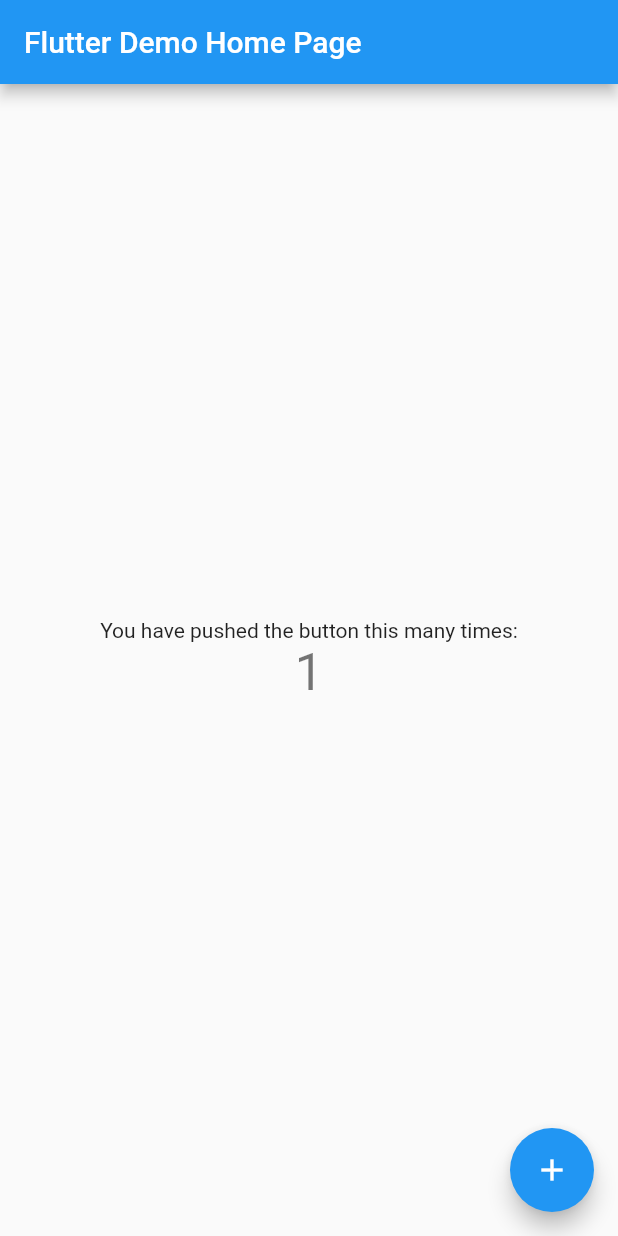
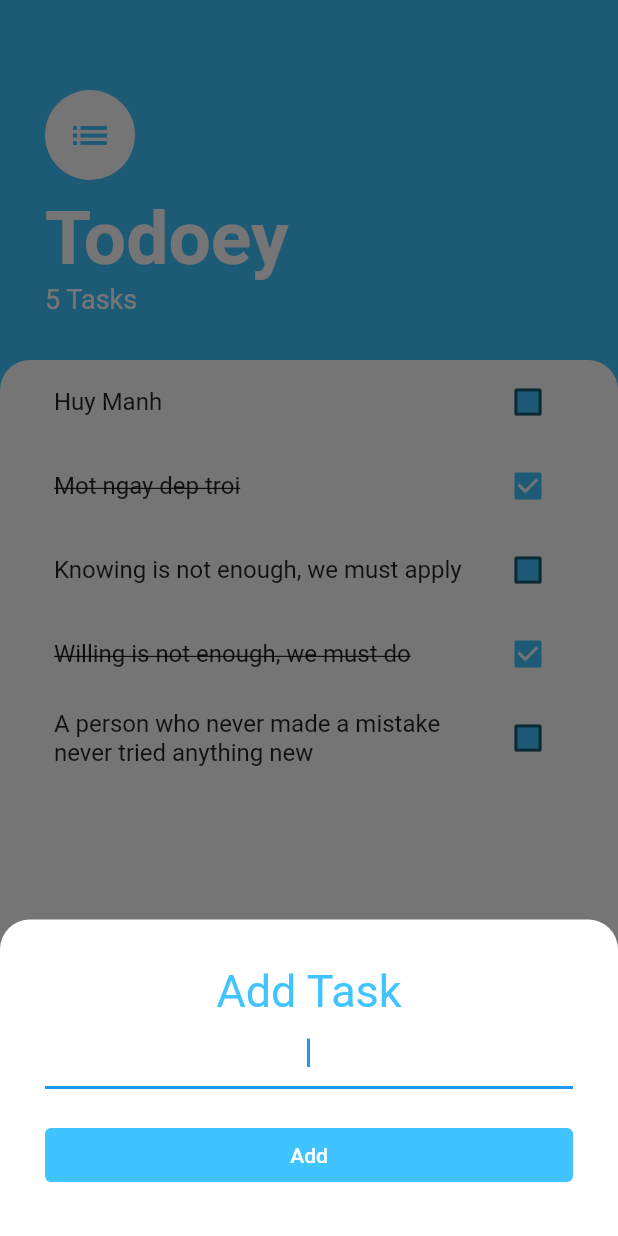
Before and after one commit to inuyashaaa/flutter-todo-provider, a Flutter app: the screen it shows after launch, after a tap on the "add" icon, on a phone screen of 412 x 824 dp. Run offline on Flutter 3.47's test engine with Material 2 defaults, Android fonts, the phone set to English and light mode, and no system bars.

Commit message:
Done project

```diff
--- a/lib/main.dart
+++ b/lib/main.dart
@@ -1,113 +1,20 @@
 import 'package:flutter/material.dart';
+import 'package:provider/provider.dart';
 
-void main() {
-  runApp(MyApp());
-}
+import './models/task_data.dart';
+import './screens/tasks_screen.dart';
+
+void main() => runApp(MyApp());
 
 class MyApp extends StatelessWidget {
-  // This widget is the root of your application.
   @override
   Widget build(BuildContext context) {
-    return MaterialApp(
-      title: 'Flutter Demo',
-      theme: ThemeData(
-        // This is the theme of your application.
-        //
-        // Try running your application with "flutter run". You'll see the
-        // application has a blue toolbar. Then, without quitting the app, try
-        // changing the primarySwatch below to Colors.green and then invoke
-        // "hot reload" (press "r" in the console where you ran "flutter run",
-        // or simply save your changes to "hot reload" in a Flutter IDE).
-        // Notice that the counter didn't reset back to zero; the application
-        // is not restarted.
-        primarySwatch: Colors.blue,
+    return ChangeNotifierProvider(
+      create: (context) => TaskData(),
+      child: MaterialApp(
+        debugShowCheckedModeBanner: false,
+        home: TasksScreen(),
       ),
-      home: MyHomePage(title: 'Flutter Demo Home Page'),
     );
   }
 }
-
-class MyHomePage extends StatefulWidget {
-  MyHomePage({Key key, this.title}) : super(key: key);
-
-  // This widget is the home page of your application. It is stateful, meaning
-  // that it has a State object (defined below) that contains fields that affect
-  // how it looks.
-
-  // This class is the configuration for the state. It holds the values (in this
-  // case the title) provided by the parent (in this case the App widget) and
-  // used by the build method of the State. Fields in a Widget subclass are
-  // always marked "final".
-
-  final String title;
-
-  @override
-  _MyHomePageState createState() => _MyHomePageState();
-}
-
-class _MyHomePageState extends State<MyHomePage> {
-  int _counter = 0;
-
-  void _incrementCounter() {
-    setState(() {
-      // This call to setState tells the Flutter framework that something has
-      // changed in this State, which causes it to rerun the build method below
-      // so that the display can reflect the updated values. If we changed
-      // _counter without calling setState(), then the build method would not be
-      // called again, and so nothing would appear to happen.
-      _counter++;
-    });
-  }
-
-  @override
-  Widget build(BuildContext context) {
-    // This method is rerun every time setState is called, for instance as done
-    // by the _incrementCounter method above.
-    //
-    // The Flutter framework has been optimized to make rerunning build methods
-    // fast, so that you can just rebuild anything that needs updating rather
-    // than having to individually change instances of widgets.
-    return Scaffold(
-      appBar: AppBar(
-        // Here we take the value from the MyHomePage object that was created by
-        // the App.build method, and use it to set our appbar title.
-        title: Text(widget.title),
-      ),
-      body: Center(
-        // Center is a layout widget. It takes a single child and positions it
-        // in the middle of the parent.
-        child: Column(
-          // Column is also a layout widget. It takes a list of children and
-          // arranges them vertically. By default, it sizes itself to fit its
-          // children horizontally, and tries to be as tall as its parent.
-          //
-          // Invoke "debug painting" (press "p" in the console, choose the
-          // "Toggle Debug Paint" action from the Flutter Inspector in Android
-          // Studio, or the "Toggle Debug Paint" command in Visual Studio Code)
-          // to see the wireframe for each widget.
-          //
-          // Column has various properties to control how it sizes itself and
-          // how it positions its children. Here we use mainAxisAlignment to
-          // center the children vertically; the main axis here is the vertical
-          // axis because Columns are vertical (the cross axis would be
-          // horizontal).
-          mainAxisAlignment: MainAxisAlignment.center,
-          children: <Widget>[
-            Text(
-              'You have pushed the button this many times:',
-            ),
-            Text(
-              '$_counter',
-              style: Theme.of(context).textTheme.headline4,
-            ),
-          ],
-        ),
-      ),
-      floatingActionButton: FloatingActionButton(
-        onPressed: _incrementCounter,
-        tooltip: 'Increment',
-        child: Icon(Icons.add),
-      ), // This trailing comma makes auto-formatting nicer for build methods.
-    );
-  }
-}
--- /dev/null
+++ b/lib/models/task.dart
@@ -0,0 +1,10 @@
+class Task {
+  final String name;
+  bool isDone;
+
+  Task({this.name, this.isDone = false});
+
+  void toggleDone() {
+    isDone = !isDone;
+  }
+}
--- /dev/null
+++ b/lib/models/task_data.dart
@@ -0,0 +1,38 @@
+import 'dart:collection';
+
+import 'package:flutter/material.dart';
+import './task.dart';
+
+class TaskData extends ChangeNotifier {
+  List<Task> _tasks = [
+    Task(name: 'Huy Manh', isDone: false),
+    Task(name: 'Mot ngay dep troi', isDone: true),
+    Task(name: 'Knowing is not enough, we must apply', isDone: false),
+    Task(name: 'Willing is not enough, we must do', isDone: true),
+    Task(name: 'A person who never made a mistake never tried anything new', isDone: false),
+  ];
+
+  UnmodifiableListView<Task> get tasks {
+    return UnmodifiableListView(_tasks);
+  }
+
+  int get taskCount {
+    return _tasks.length;
+  }
+
+  void addTask(String newTaskTitle) {
+    final task = Task(name: newTaskTitle, isDone: false);
+    _tasks.add(task);
+    notifyListeners();
+  }
+
+  void updateTask(Task task) {
+    task.toggleDone();
+    notifyListeners();
+  }
+
+  void deleteTask(Task task) {
+    _tasks.remove(task);
+    notifyListeners();
+  }
+}
--- /dev/null
+++ b/lib/screens/add_task_screen.dart
@@ -0,0 +1,60 @@
+import 'package:flutter/material.dart';
+import 'package:provider/provider.dart';
+import 'package:todo/models/task_data.dart';
+
+class AddTaskScreen extends StatelessWidget {
+  final TextEditingController _controller = TextEditingController();
+  @override
+  Widget build(BuildContext context) {
+    return Container(
+      decoration: BoxDecoration(
+        borderRadius: BorderRadius.only(
+          topLeft: Radius.circular(20.0),
+          topRight: Radius.circular(20.0),
+        ),
+        color: Colors.white,
+      ),
+      padding: EdgeInsets.all(30.0),
+      child: Column(
+        crossAxisAlignment: CrossAxisAlignment.stretch,
+        children: [
+          Text(
+            'Add Task',
+            textAlign: TextAlign.center,
+            style: TextStyle(
+              fontSize: 30.0,
+              color: Colors.lightBlueAccent,
+            ),
+          ),
+          TextField(
+            controller: _controller,
+            textAlign: TextAlign.center,
+            autofocus: true,
+            onChanged: (text) {},
+          ),
+          SizedBox(
+            height: 20.0,
+          ),
+          TextButton(
+            onPressed: () {
+              print(_controller.text);
+              final String newText = _controller.text;
+              if (newText != null) {
+                Provider.of<TaskData>(context, listen: false).addTask(newText);
+                _controller.clear();
+                Navigator.pop(context);
+              }
+            },
+            child: Text(
+              'Add',
+              style: TextStyle(color: Colors.white),
+            ),
+            style: ButtonStyle(
+              backgroundColor: MaterialStateProperty.all(Colors.lightBlueAccent),
+            ),
+          ),
+        ],
+      ),
+    );
+  }
+}
--- /dev/null
+++ b/lib/screens/tasks_screen.dart
@@ -0,0 +1,75 @@
+import 'package:flutter/material.dart';
+import 'package:provider/provider.dart';
+import 'package:todo/models/task_data.dart';
+import '../screens/add_task_screen.dart';
+import '../widgets/tasks_list.dart';
+
+class TasksScreen extends StatelessWidget {
+  @override
+  Widget build(BuildContext context) {
+    return Scaffold(
+      backgroundColor: Colors.lightBlueAccent,
+      floatingActionButton: FloatingActionButton(
+        onPressed: () {
+          showModalBottomSheet(
+            context: context,
+            builder: (context) => SingleChildScrollView(
+              child: Container(
+                // padding: EdgeInsets.only(bottom: MediaQuery.of(context).viewInsets.bottom),
+                child: AddTaskScreen(),
+              ),
+            ),
+            // isScrollControlled: true,
+            backgroundColor: Colors.transparent,
+          );
+        },
+        backgroundColor: Colors.lightBlueAccent,
+        child: Icon(Icons.add),
+      ),
+      body: Column(
+        crossAxisAlignment: CrossAxisAlignment.start,
+        children: [
+          Container(
+            padding: EdgeInsets.only(top: 60.0, left: 30.0, right: 30.0, bottom: 30.0),
+            child: Column(
+              crossAxisAlignment: CrossAxisAlignment.start,
+              children: [
+                CircleAvatar(
+                  child: Icon(
+                    Icons.list,
+                    color: Colors.lightBlueAccent,
+                    size: 30.0,
+                  ),
+                  backgroundColor: Colors.white,
+                  radius: 30.0,
+                ),
+                SizedBox(height: 10.0),
+                Text(
+                  'Todoey',
+                  style: TextStyle(color: Colors.white, fontSize: 50.0, fontWeight: FontWeight.w700),
+                ),
+                Text(
+                  '${Provider.of<TaskData>(context).taskCount} Tasks',
+                  style: TextStyle(color: Colors.white, fontSize: 18.0),
+                ),
+              ],
+            ),
+          ),
+          Expanded(
+            child: Container(
+              padding: EdgeInsets.symmetric(horizontal: 20.0),
+              decoration: BoxDecoration(
+                color: Colors.white,
+                borderRadius: BorderRadius.only(
+                  topLeft: Radius.circular(20.0),
+                  topRight: Radius.circular(20.0),
+                ),
+              ),
+              child: TasksList(),
+            ),
+          )
+        ],
+      ),
+    );
+  }
+}
--- /dev/null
+++ b/lib/widgets/task_tile.dart
@@ -0,0 +1,27 @@
+import 'package:flutter/material.dart';
+
+class TaskTile extends StatelessWidget {
+  final bool isChecked;
+  final String title;
+  final Function checkboxCallback;
+  final Function longPressCallback;
+
+  TaskTile({this.title, this.isChecked, this.checkboxCallback, this.longPressCallback});
+
+  @override
+  Widget build(BuildContext context) {
+    return ListTile(
+      onLongPress: longPressCallback,
+      title: Text(
+        title,
+        style: TextStyle(decoration: isChecked ? TextDecoration.lineThrough : TextDecoration.none),
+      ),
+      trailing: Checkbox(
+        activeColor: Colors.lightBlueAccent,
+        fillColor: MaterialStateProperty.all(Colors.lightBlueAccent),
+        value: isChecked,
+        onChanged: checkboxCallback,
+      ),
+    );
+  }
+}
--- /dev/null
+++ b/lib/widgets/tasks_list.dart
@@ -0,0 +1,30 @@
+import 'package:flutter/material.dart';
+import 'package:provider/provider.dart';
+import 'package:todo/models/task_data.dart';
+
+import './task_tile.dart';
+
+class TasksList extends StatelessWidget {
+  @override
+  Widget build(BuildContext context) {
+    return Consumer<TaskData>(
+      builder: (context, taskData, child) {
+        return ListView.builder(
+          itemBuilder: (context, index) {
+            return TaskTile(
+              title: taskData.tasks[index].name,
+              isChecked: taskData.tasks[index].isDone,
+              checkboxCallback: (bool checkboxState) {
+                taskData.updateTask(taskData.tasks[index]);
+              },
+              longPressCallback: () {
+                taskData.deleteTask(taskData.tasks[index]);
+              },
+            );
+          },
+          itemCount: taskData.taskCount,
+        );
+      },
+    );
+  }
+}
--- a/pubspec.yaml
+++ b/pubspec.yaml
@@ -28,6 +28,7 @@ dependencies:
   # The following adds the Cupertino Icons font to your application.
   # Use with the CupertinoIcons class for iOS style icons.
   cupertino_icons: ^1.0.2
+  provider: ^5.0.0
 
 dev_dependencies:
   flutter_test:
```
Also changed, not shown: pubspec.lock.
